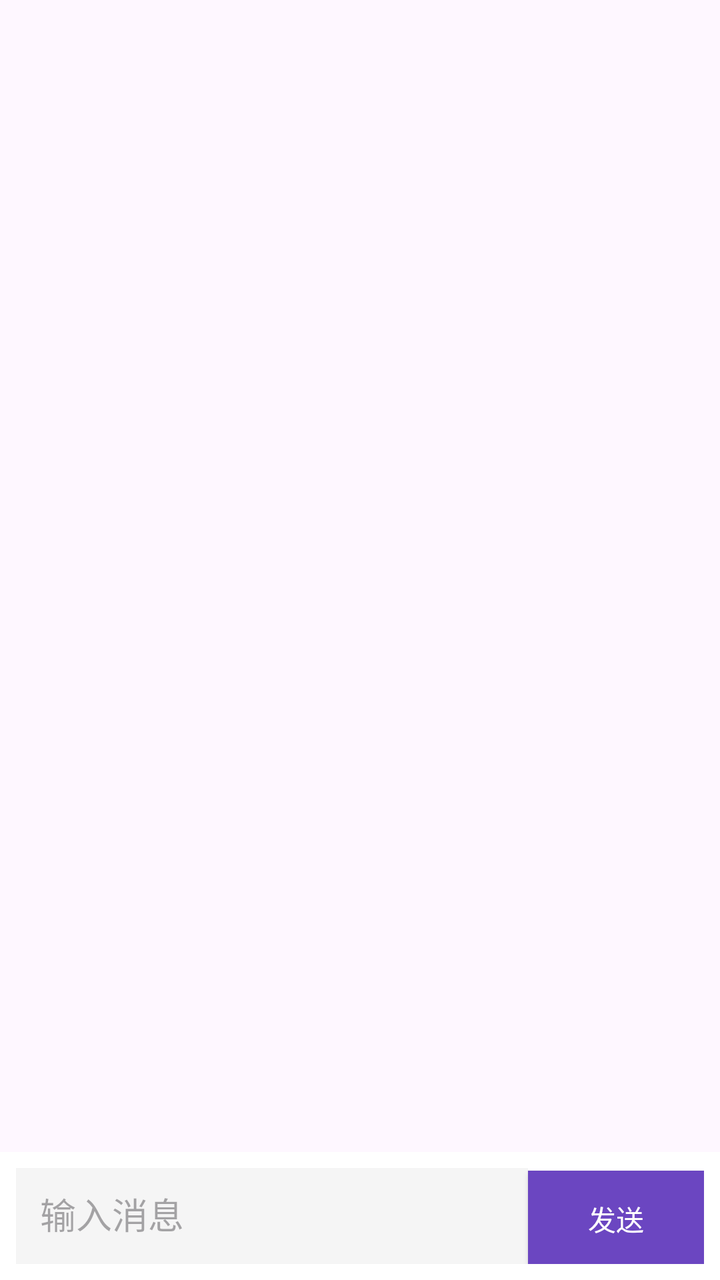
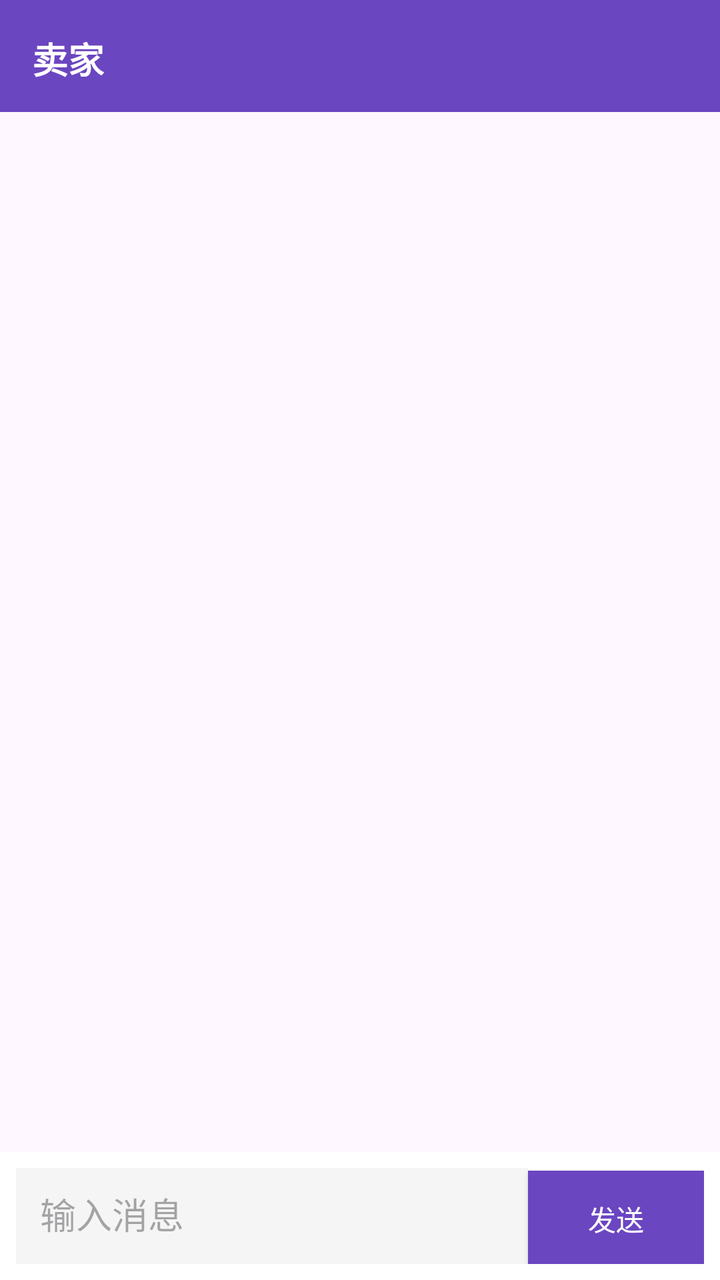

An Android layout rendered at two revisions. The XML below is the earlier revision; the diff shows what the commit changed to produce the second picture.
<!-- AndroidManifest.xml: application theme Theme.MyApplication -->
<!-- res/layout/activity_chat.xml -->
<?xml version="1.0" encoding="utf-8"?>
<LinearLayout xmlns:android="http://schemas.android.com/apk/res/android"
    android:layout_width="match_parent"
    android:layout_height="match_parent"
    android:orientation="vertical">

    <androidx.recyclerview.widget.RecyclerView
        android:id="@+id/recyclerView"
        android:layout_width="match_parent"
        android:layout_height="0dp"
        android:layout_weight="1"/>

    <LinearLayout
        android:layout_width="match_parent"
        android:layout_height="wrap_content"
        android:orientation="horizontal"
        android:padding="8dp"
        android:background="#ffffff">

        <EditText
            android:id="@+id/et_message"
            android:layout_width="0dp"
            android:layout_height="48dp"
            android:layout_weight="1"
            android:hint="输入消息"
            android:padding="12dp"
            android:background="#f5f5f5"/>

        <Button
            android:id="@+id/btn_send"
            android:layout_width="wrap_content"
            android:layout_height="48dp"
            android:text="发送"
            android:textColor="#ffffff"
            android:background="#6b46c1"
            android:paddingLeft="24dp"
            android:paddingRight="24dp"/>

    </LinearLayout>

</LinearLayout>
<!-- resources referenced by this layout -->
<resources>
  <style name="Theme.MyApplication" parent="Base.Theme.MyApplication" />
  <style name="Base.Theme.MyApplication" parent="Theme.Material3.DayNight.NoActionBar">
          
          
      </style>
</resources>

<!-- the commit's change to res/layout/activity_chat.xml (unified diff, before → after) -->
@@ -3,6 +3,25 @@
     android:layout_width="match_parent"
     android:layout_height="match_parent"
     android:orientation="vertical">
+
+    <LinearLayout
+        android:layout_width="match_parent"
+        android:layout_height="56dp"
+        android:orientation="horizontal"
+        android:background="#6b46c1"
+        android:padding="16dp"
+        android:gravity="center_vertical">
+
+        <TextView
+            android:id="@+id/tv_seller_name"
+            android:layout_width="wrap_content"
+            android:layout_height="wrap_content"
+            android:text="卖家"
+            android:textColor="#ffffff"
+            android:textSize="18sp"
+            android:textStyle="bold"/>
+
+    </LinearLayout>
 
     <androidx.recyclerview.widget.RecyclerView
         android:id="@+id/recyclerView"
